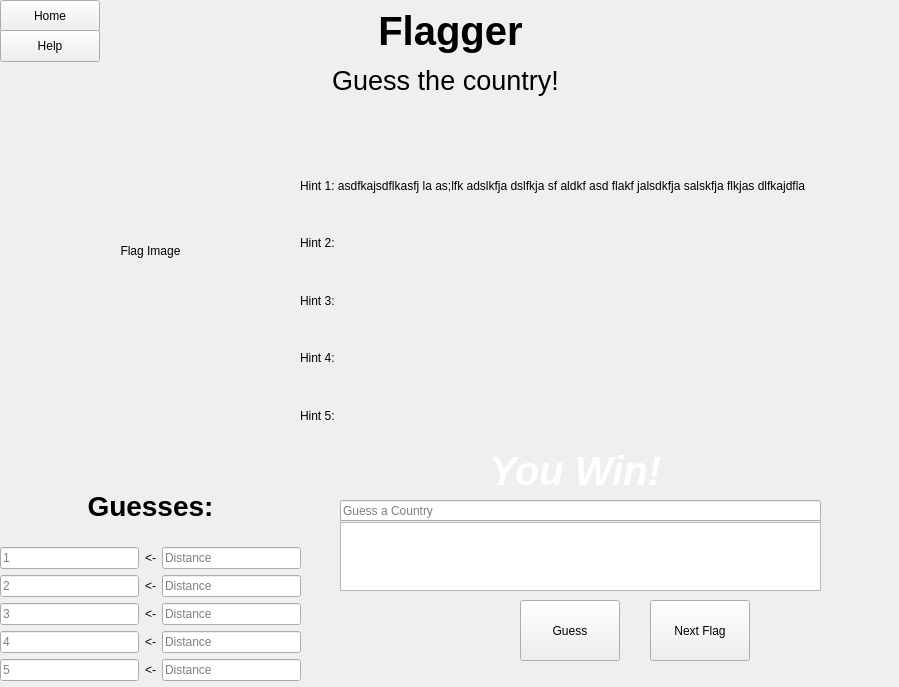
jesseandringa/FlagApp, file gamewindow.ui: the form before one commit.
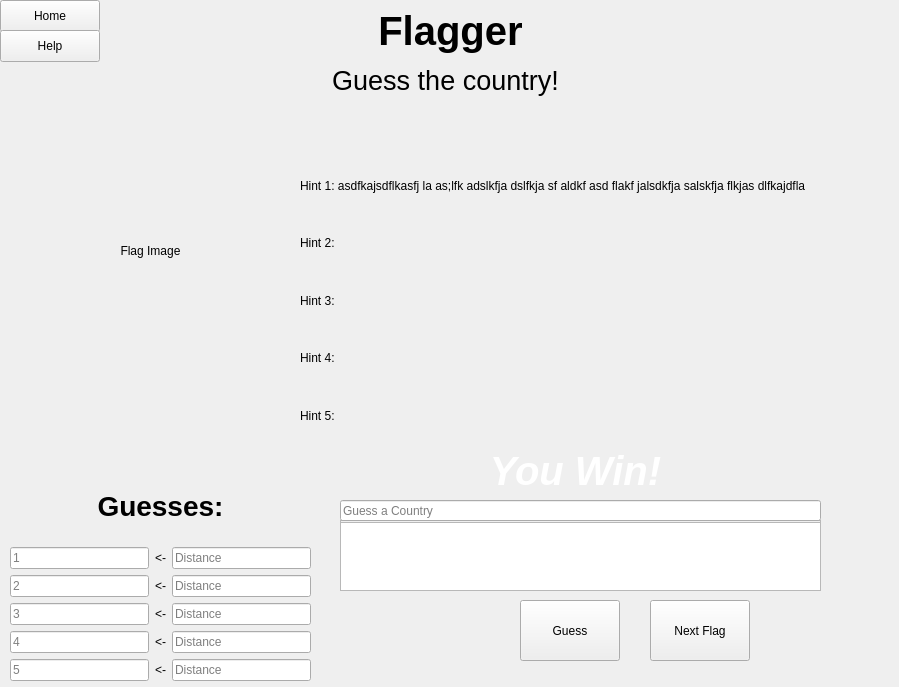
The form after the commit. Custom widgets are drawn as their Qt base class.

```diff
--- a/gamewindow.ui
+++ b/gamewindow.ui
@@ -18,8 +18,8 @@
     <rect>
      <x>0</x>
      <y>0</y>
-     <width>899</width>
-     <height>687</height>
+     <width>901</width>
+     <height>760</height>
     </rect>
    </property>
    <property name="frameShape">
@@ -221,7 +221,7 @@
    <widget class="QWidget" name="verticalLayoutWidget">
     <property name="geometry">
      <rect>
-      <x>0</x>
+      <x>10</x>
       <y>470</y>
       <width>301</width>
       <height>211</height>
```
